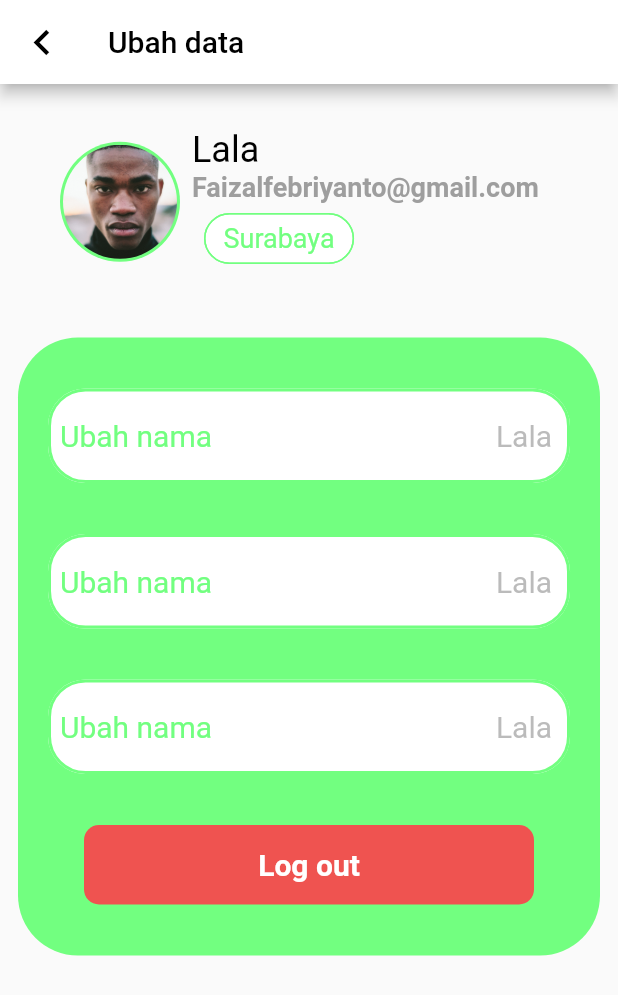
After one commit to faizalfebriyanto886/BAKOELKU, a Flutter app: the SettingPageView screen opened directly, on a phone screen of 412 x 824 dp. The commit adds this screen. Shown: the top 995 px of the screen. Run offline on Flutter 3.47's test engine with Material 2 defaults, Android fonts, the light colour scheme and no system bars; our stand-ins replace get; missing offline and left inert: splash_screen_view.

Commit message:
Add daftar & setting view

```diff
--- a/lib/screen/home_page.dart
+++ b/lib/screen/home_page.dart
@@ -1,5 +1,7 @@
 import 'package:bakoelku/colors.dart';
+import 'package:bakoelku/screen/setting/setting_page.dart';
 import 'package:flutter/material.dart';
+import 'package:get/get.dart';
 
 class Home extends StatefulWidget {
   const Home({ Key? key }) : super(key: key);
@@ -23,6 +25,8 @@ class _HomeState extends State<Home> {
                 children: [
                   Padding(
                     padding: const EdgeInsets.only(left: 10,top: 90),
+                    child: GestureDetector(
+                      onTap:()=>  Get.to(()=>const  SettingPageView()),
                       child: Container(
                         padding: const EdgeInsets.all(9),
                         decoration: BoxDecoration(
@@ -33,6 +37,7 @@ class _HomeState extends State<Home> {
                         child: Icon(
                           Icons.settings,
                           color: meGreen,
+                        ),
                       ),
                     ),
                   ),
--- a/lib/screen/login/login.dart
+++ b/lib/screen/login/login.dart
@@ -1,4 +1,5 @@
 import 'package:bakoelku/colors.dart';
+import 'package:bakoelku/screen/daftar/register.dart';
 import 'package:bakoelku/screen/home_page.dart';
 import 'package:flutter/material.dart';
 import 'package:get/get.dart';
@@ -141,7 +142,7 @@ class _LoginPageState extends State<LoginPage> {
                         ),
                       ),
                       TextButton(
-                        onPressed: null,
+                        onPressed: ()=> Get.to(()=> const RegisterPageView()),
                         child: Text(
                           "Daftar",
                           style: TextStyle(
--- /dev/null
+++ b/lib/screen/setting/setting_page.dart
@@ -0,0 +1,215 @@
+// ignore_for_file: prefer_const_constructors, prefer_const_literals_to_create_immutables
+
+
+import 'package:bakoelku/colors.dart';
+import 'package:bakoelku/screen/splash_screen.dart';
+import 'package:flutter/material.dart';
+
+class SettingPageView extends StatelessWidget {
+  const SettingPageView({ Key? key }) : super(key: key);
+
+  @override
+  Widget build(BuildContext context) {
+    return Scaffold(
+      appBar: AppBar(
+        title: Text("Ubah data",
+          style: TextStyle(
+            color: Colors.black
+          ),
+        ),
+        automaticallyImplyLeading: true,
+        leading: Icon(
+          Icons.chevron_left_sharp,
+          color: Colors.black,
+          size: 34,
+        ),
+        backgroundColor: Colors.white,
+      ),
+      body: Column(
+        children: [
+          Padding(
+            padding: const EdgeInsets.only(top: 30,left: 40),
+            child: Row(
+              children: [
+                CircleAvatar(
+                  radius: 40.0,
+                  backgroundColor: meGreen,
+                  child: Padding(
+                    padding: const EdgeInsets.all(2.0),
+                    child: Container(
+                      decoration: BoxDecoration(
+                        shape: BoxShape.circle,
+                        image: DecorationImage(
+                          image: AssetImage("assets/images/face.jpg"),
+                          fit: BoxFit.cover
+                        )
+                      ),
+                    ),
+                  )
+                ),
+                SizedBox(width: 8,),
+                Column(
+                  crossAxisAlignment: CrossAxisAlignment.start,
+                  children: [
+                    Text("Lala",
+                      style: TextStyle(
+                        color: Colors.black,
+                        fontSize: 24,
+                        fontWeight: FontWeight.w400
+                      ),
+                    ),
+                    Text("Faizalfebriyanto@gmail.com",
+                      style: TextStyle(
+                        color: Colors.grey,
+                        fontSize: 18,
+                        fontWeight: FontWeight.bold,
+                      ),
+                    ),
+                    Padding(
+                      padding: const EdgeInsets.only(left:8.0),
+                      child: Chip(
+                        backgroundColor: Colors.white,
+                        label: Text("Surabaya",
+                        textAlign: TextAlign.center,
+                          style: TextStyle(
+                          color: meGreen,
+                          fontSize: 18,
+                          fontWeight: FontWeight.w400,
+                        ),
+                        ),
+                        shape: RoundedRectangleBorder(
+                          side: BorderSide(color: meGreen, width: 1),
+                          borderRadius: BorderRadius.circular(40),
+                        )
+                      ),
+                    )
+                  ],
+                )
+              ],
+            ),
+          ),
+          SizedBox(height: 30,),
+          Padding(
+            padding: const EdgeInsets.all(12.0),
+            child: Container(
+              height: MediaQuery.of(context).size.height * 0.5,
+              width: double.infinity,
+              decoration: BoxDecoration(
+              color: meGreen,
+              borderRadius: BorderRadius.circular(40)
+              ),
+              child: Column(
+                mainAxisAlignment: MainAxisAlignment.spaceEvenly,
+                children: [
+                  fieldWidget(
+                    hintText: "Lala",
+                    controller: null,
+                    surfixName: "Ubah nama",
+                  ),
+                  fieldWidget(
+                    hintText: "Lala",
+                    controller: null,
+                    surfixName: "Ubah nama",
+                  ),
+                  fieldWidget(
+                    hintText: "Lala",
+                    controller: null,
+                    surfixName: "Ubah nama",
+                  ),
+                  GestureDetector( // Button Login
+                    onTap: (){
+                      Navigator.pushAndRemoveUntil(
+                      context,
+                      PageRouteBuilder(pageBuilder: (BuildContext context, Animation animation,
+                          Animation secondaryAnimation) {
+                        return Splash();
+                      }, transitionsBuilder: (BuildContext context, Animation<double> animation,
+                          Animation<double> secondaryAnimation, Widget child) {
+                        return  SlideTransition(
+                          position:  Tween<Offset>(
+                            begin: const Offset(1.0, 0.0),
+                            end: Offset.zero,
+                          ).animate(animation),
+                          child: child,
+                        );
+                      }),
+                    (Route route) => false);
+                    },
+                    child: Container(
+                      width: 300,
+                      padding: const EdgeInsets.all(15),
+                      decoration: BoxDecoration(
+                        color: Colors.red[400],
+                        borderRadius: BorderRadius.circular(10)
+                      ),
+                      child: const Text(
+                        "Log out",
+                        textAlign: TextAlign.center,
+                        style: TextStyle(
+                          color: Colors.white,
+                          fontWeight: FontWeight.bold,
+                          fontSize: 20
+                        ),
+                      ),
+                    ),
+                  ),
+                ],
+              ),
+            ),
+          )
+        ],
+      ),
+    );
+  }
+
+
+    Widget fieldWidget(
+    {
+    required String hintText,
+    required TextEditingController? controller,
+    required String surfixName,
+    }
+  ){
+
+    return Padding(
+      padding: const EdgeInsets.only(left: 20, right: 20),
+      child: TextField(
+        textAlign: TextAlign.right,
+        decoration: InputDecoration(
+          fillColor: Colors.white,
+          filled: true,
+          border: OutlineInputBorder(
+            borderRadius: BorderRadius.circular(20),
+          ),
+          enabledBorder: OutlineInputBorder(
+            borderRadius: BorderRadius.circular(25.0),
+            borderSide: BorderSide(
+              color: meGreen,
+              width: 2.0,
+            ),
+          ),
+          hintText: hintText,
+          hintStyle: TextStyle(
+            color: Colors.grey.withOpacity(0.7),
+            fontSize: 20,
+          ),
+          prefixIcon: Padding(
+            padding: const EdgeInsets.only(left:8.0),
+            child: Column(
+              mainAxisAlignment: MainAxisAlignment.center,
+              children: [
+                Text(
+                  surfixName,
+                  style: TextStyle(
+                  color: meGreen,
+                  fontSize: 20,
+                ),
+                ),
+              ],
+            ),
+          )
+        ),
+      ),
+    );
+  }
+}
```
Also changed, not shown: lib/screen/daftar/register.dart (added, +142 -0 lines). Lines whose indentation alone changed are shown as unchanged.
